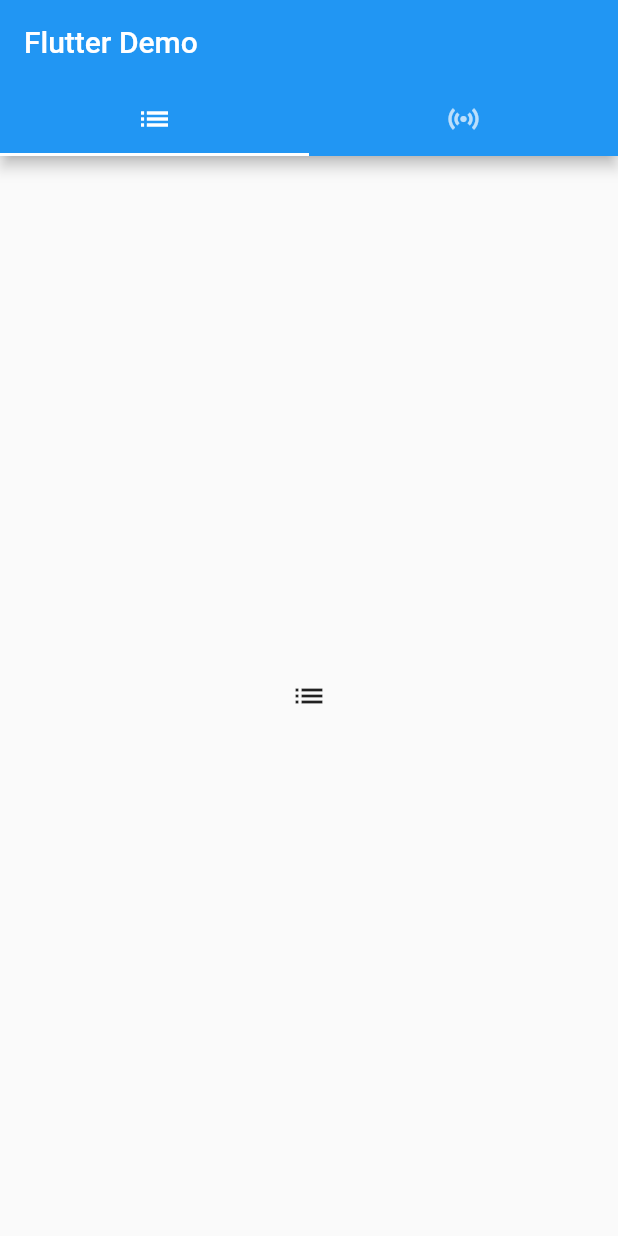
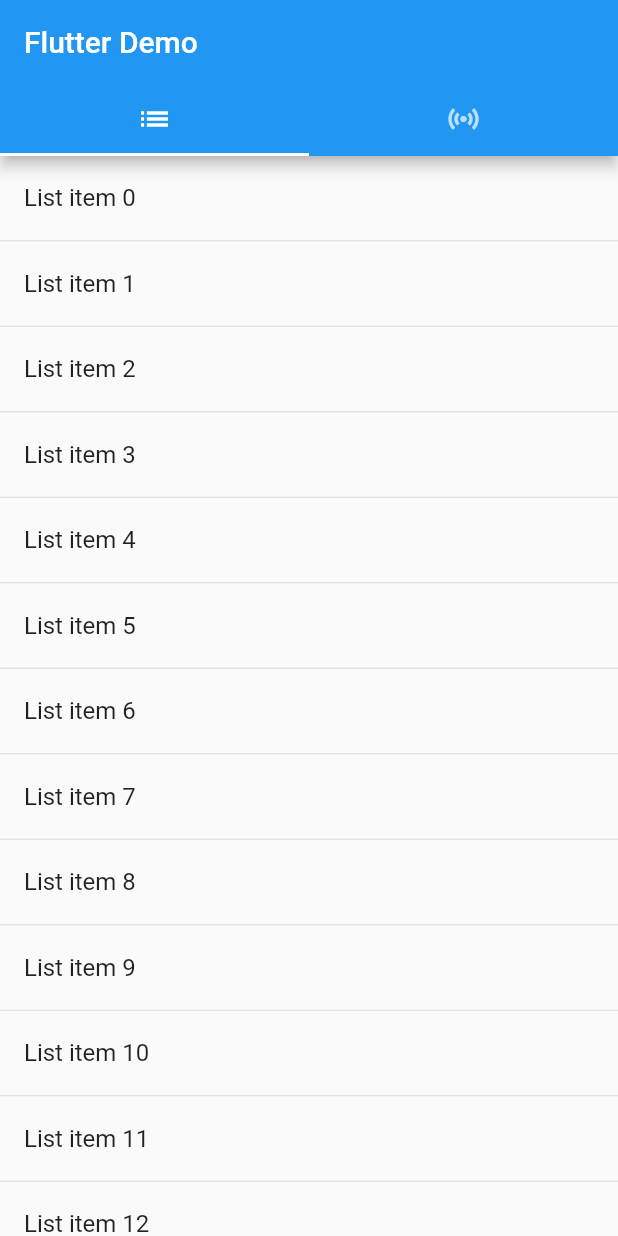
Before and after one commit to ZerioM/flutter_example_finished, a Flutter app: the screen it shows after launch, on a phone screen of 412 x 824 dp. Run offline on Flutter 3.47's test engine with Material 2 defaults, Android fonts, the phone set to English and light mode, and no system bars.

Commit message:
Adds List view with dismiss function

```diff
--- /dev/null
+++ b/lib/config/constants.dart
@@ -0,0 +1,5 @@
+class Constants {
+  static const String nothingMoreToLoad = "Nothing more to load";
+  static const String deleteEntry = "DELETE";
+  static const String changeName = "CHANGE";
+}
--- a/lib/tabs/list.dart
+++ b/lib/tabs/list.dart
@@ -1,9 +1,10 @@
+import 'package:example_finished/ui/infinite_list.dart';
 import 'package:flutter/material.dart';
 
 class ListTab extends StatelessWidget {
   @override
   Widget build(BuildContext context) {
-    return const Icon(Icons.list);
+    return InfiniteList();
   }
 
 }
--- /dev/null
+++ b/lib/ui/infinite_list.dart
@@ -0,0 +1,138 @@
+import 'package:example_finished/config/constants.dart';
+import 'package:example_finished/utils/mock_helper.dart';
+import 'package:example_finished/widgets/dismiss_background.dart';
+import 'package:flutter/material.dart';
+
+class InfiniteList extends StatefulWidget {
+  const InfiniteList({Key? key}) : super(key: key);
+
+  @override
+  State<StatefulWidget> createState() => _InfiniteListState();
+}
+
+class _InfiniteListState extends State<InfiniteList> {
+
+  final ScrollController _scrollController = ScrollController();
+  List<String> items = [];
+  bool loading = false, allLoaded = false;
+
+  // is called, when the state of an widget is initialized
+  @override
+  void initState() {
+    super.initState();
+    mockFetch();
+    _scrollController.addListener(() {
+      if(_scrollController.position.pixels >= _scrollController.position.maxScrollExtent) {
+        mockFetch();
+      }
+    });
+  }
+
+  @override
+  void dispose() {
+    super.dispose();
+    _scrollController.dispose();
+  }
+
+  // Builds the UI of the stateful Infinite List
+  @override
+  Widget build(BuildContext context) {
+    return Scaffold(
+      body: LayoutBuilder(builder: (context, constraints) {
+        if(items.isNotEmpty){
+          return Stack(
+            children: [
+              ListView.separated(
+                controller: _scrollController,
+                itemBuilder: (context, index)
+                {
+                  if(index < items.length) {
+                    return Dismissible(
+                      child: ListTile(
+                        title: Text(items[index]),
+                      ),
+                      background:
+                        const DismissBackground(text: Constants.deleteEntry, color: Colors.red, isLeft: true),
+                      secondaryBackground:
+                        const DismissBackground(text: Constants.changeName, color: Colors.blue, isLeft: false),
+                      key: ValueKey<String>(items[index]),
+                      onDismissed: (DismissDirection direction) {
+                        if(direction == DismissDirection.startToEnd) {
+                          deleteElement(index);
+                        } else {
+                          goToUpdateElement(index);
+                        }
+                      }
+                    );
+                  } else {
+                    return SizedBox(
+                      width: constraints.maxWidth,
+                      height: 50,
+                      child: const Center(
+                        child: Text(Constants.nothingMoreToLoad)
+                      ),
+                    );
+                  }
+
+                },
+                separatorBuilder: (context,index)
+                {
+                  return const Divider(height: 1);
+                },
+                itemCount: items.length + (allLoaded ? 1 : 0)
+              ),
+              // TODO: why is this if statement so weird, what does it mean?
+              if(loading)...[
+                Positioned(
+                  left: 0,
+                  bottom: 0,
+                  child: SizedBox(
+                    width: constraints.maxWidth,
+                    height: 80,
+                    child: const Center(
+                      child: CircularProgressIndicator(),
+                    )
+                  )
+                  )
+              ]
+            ]);
+
+        } else {
+          return const Center(
+              child: CircularProgressIndicator(),
+            );
+        }
+      },),
+    );
+  }
+
+  mockFetch() async {
+    if(allLoaded) return;
+
+    setState(() {
+      loading = true;
+    });
+
+    List<String> newData = await MockHelper.mockList(items);
+
+    if(newData.isNotEmpty) items.addAll(newData);
+
+    setState(() {
+      loading = false;
+      allLoaded = newData.isEmpty;
+    });
+  }
+
+  deleteElement(index) {
+    setState(() {
+      items.removeAt(index);
+    });
+  }
+
+  goToUpdateElement(index) {
+    setState(() {
+      items.removeAt(index);
+    });
+  }
+
+}
--- /dev/null
+++ b/lib/utils/mock_helper.dart
@@ -0,0 +1,9 @@
+class MockHelper {
+  static Future<List<String>> mockList(List<String> items) async {
+    await Future.delayed(const Duration(milliseconds: 500));
+
+    return items.length >= 60
+        ? []
+        : List.generate(20, (index) => "List item ${index + items.length}");
+  }
+}
```
Also changed, not shown: lib/widgets/dismiss_background.dart (added, +42 -0 lines).
